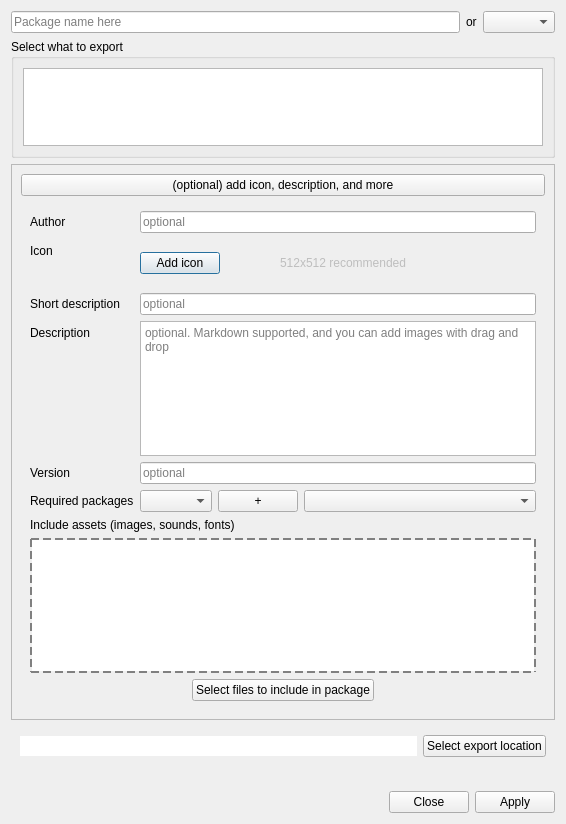
The window that src/ui/dlgPackageExporter.ui (Mudlet/Mudlet) describes before a commit, drawn with Qt 5.
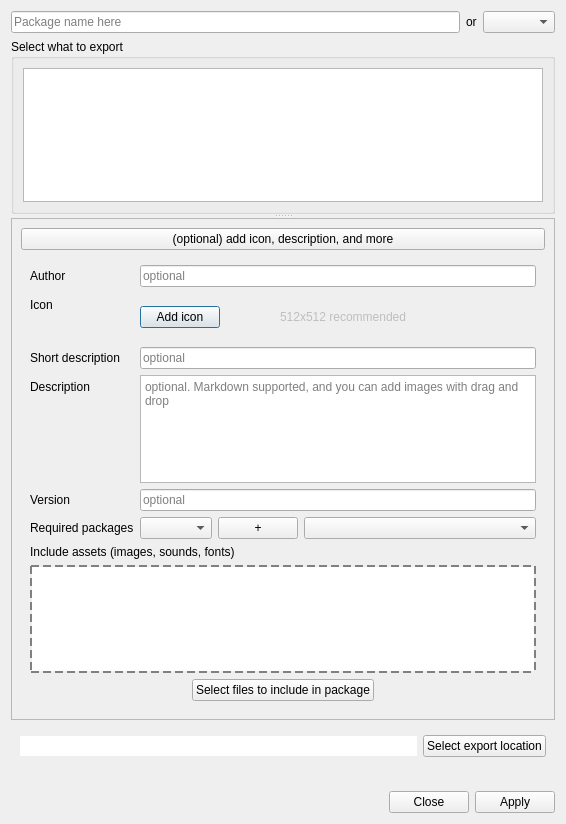
The same window after the commit. Custom widgets are drawn as their Qt base class.

Patch:
```diff
--- a/src/ui/dlgPackageExporter.ui
+++ b/src/ui/dlgPackageExporter.ui
@@ -49,6 +49,10 @@
     </layout>
    </item>
    <item>
+    <widget class="QSplitter" name="splitter">
+     <property name="orientation">
+      <enum>Qt::Vertical</enum>
+     </property>
     <widget class="QGroupBox" name="groupBox_exportSelection">
      <property name="title">
       <string>Select what to export</string>
@@ -68,8 +72,6 @@
       </item>
      </layout>
     </widget>
-   </item>
-   <item>
     <widget class="QFrame" name="frame_metadata">
      <property name="sizePolicy">
       <sizepolicy hsizetype="Minimum" vsizetype="Maximum">
@@ -385,6 +387,7 @@
        </widget>
       </item>
      </layout>
+     </widget>
     </widget>
    </item>
    <item>
```
Lines whose indentation alone changed are shown as unchanged.
